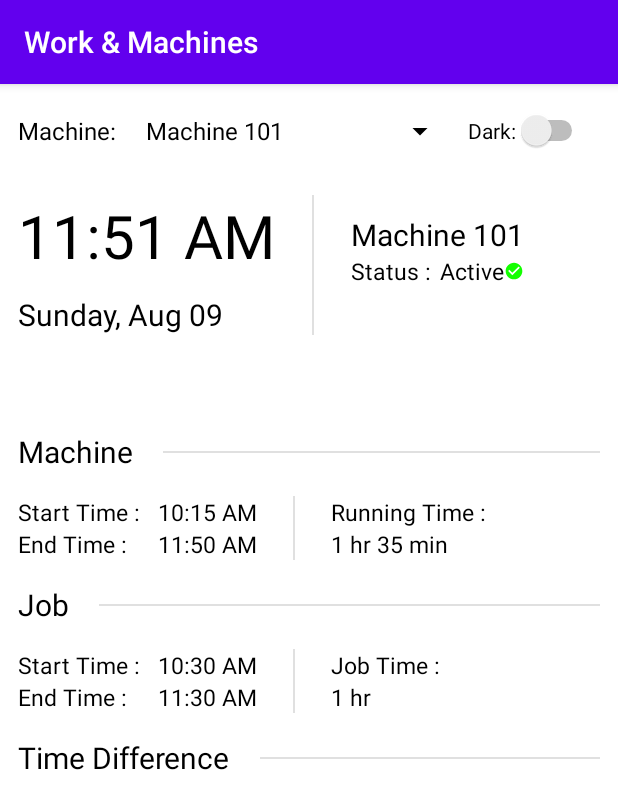
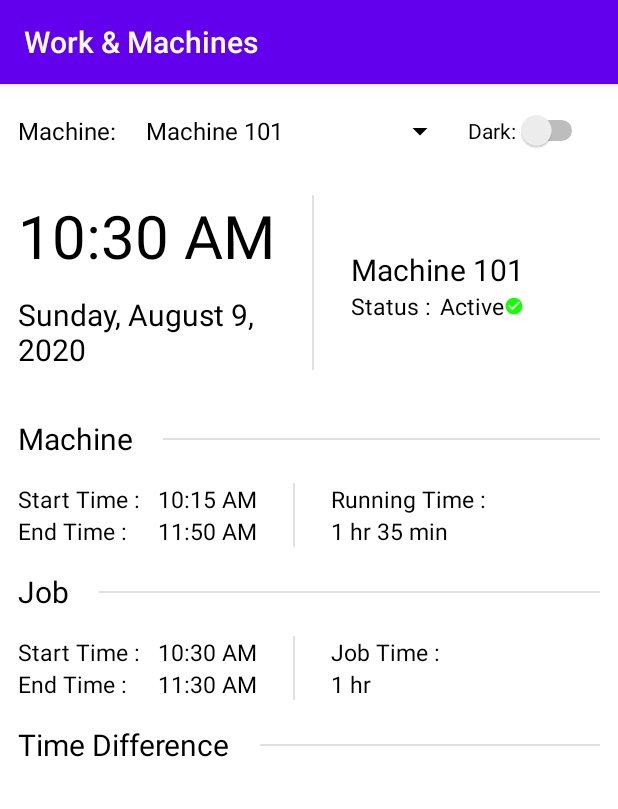
Before and after one commit to Sadique-Ilyas/Work-and-Machines, an Android app: the screen it shows after launch (MainActivity), on a phone screen of 412 x 824 dp. Shown: the top 809 px of the screen. Run offline under Robolectric (Android 15) with nearby library versions, the light colour scheme and no system bars.

Commit message:
[initial commit]

```diff
--- a/app/src/main/java/com/example/workmachines/MainActivity.java
+++ b/app/src/main/java/com/example/workmachines/MainActivity.java
@@ -1,48 +1,90 @@
 package com.example.workmachines;
 
-import android.content.Intent;
 import android.os.Bundle;
 import android.widget.ArrayAdapter;
 import android.widget.CompoundButton;
 import android.widget.Spinner;
 import android.widget.Switch;
+import android.widget.TextView;
+import android.widget.Toast;
 
 import androidx.appcompat.app.AppCompatActivity;
 import androidx.appcompat.app.AppCompatDelegate;
 
-import java.util.Arrays;
+import java.text.DateFormat;
+import java.util.Calendar;
 
 public class MainActivity extends AppCompatActivity {
     private Spinner spinner;
     private Switch darkSwitch;
+    private TextView time, date;
+    private Calendar calendar;
 
     @Override
-    protected void onCreate(Bundle savedInstanceState) {
+    protected void onCreate(final Bundle savedInstanceState) {
+        if (AppCompatDelegate.getDefaultNightMode() == AppCompatDelegate.MODE_NIGHT_YES) {
+            setTheme(R.style.DarkTheme);
+        } else setTheme(R.style.AppTheme);
         super.onCreate(savedInstanceState);
         setContentView(R.layout.activity_main);
 
+        System.out.println("---------------------------------------------------------------");
+        System.out.println("------------------------ON CREATE CALLED ----------------------");
+
         darkSwitch = findViewById(R.id.darkSwitch);
         spinner = findViewById(R.id.machineSpinner);
-
-        final String[] spnvalues = {"Machine 101", "Machine 102", "Add Machine..."};
-        ArrayAdapter arrayAdapter = new ArrayAdapter(MainActivity.this, android.R.layout.simple_spinner_dropdown_item, Arrays.asList(spnvalues));
-        spinner.setAdapter(arrayAdapter);
+        time = findViewById(R.id.text_view_time);
+        date = findViewById(R.id.text_view_date);
 
         if (AppCompatDelegate.getDefaultNightMode() == AppCompatDelegate.MODE_NIGHT_YES) {
             darkSwitch.setChecked(true);
+            System.out.println("---------------------------------------------------------------");
+            System.out.println("------------------------CHECKED----------------------");
         }
+
+        Thread thread = new Thread() {
+            @Override
+            public void run() {
+                try {
+                    while (!isInterrupted()) {
+                        Thread.sleep(1000);
+                        runOnUiThread(new Runnable() {
+                            @Override
+                            public void run() {
+                                calendar = Calendar.getInstance();
+                                String myTime = DateFormat.getTimeInstance(DateFormat.DATE_FIELD).format(calendar.getTime());
+                                String myDate = DateFormat.getDateInstance(DateFormat.FULL).format(calendar.getTime());
+                                time.setText(myTime);
+                                date.setText(myDate);
+                            }
+                        });
+                    }
+                } catch (Exception e) {
+                    Toast.makeText(MainActivity.this, e.getMessage(), Toast.LENGTH_SHORT).show();
+                }
+            }
+        };
+        thread.start();
+
+
+        final String[] spinnerValues = {"Machine 101", "Machine 102", "Add Machine..."};
+
+        ArrayAdapter<String> arrayAdapter = new ArrayAdapter<>(MainActivity.this, android.R.layout.simple_spinner_dropdown_item, spinnerValues);
+        spinner.setAdapter(arrayAdapter);
 
         darkSwitch.setOnCheckedChangeListener(new CompoundButton.OnCheckedChangeListener() {
             @Override
             public void onCheckedChanged(CompoundButton buttonView, boolean isChecked) {
                 if (isChecked) {
                     AppCompatDelegate.setDefaultNightMode(AppCompatDelegate.MODE_NIGHT_YES);
+                    getDelegate().applyDayNight();
+                    System.out.println("---------------------------------------------------------------");
+                    System.out.println("--------------------AGAIN ON CREATE CALLED ----------------------");
+                    System.out.println("---------------------------------------------------------------");
                 } else {
                     AppCompatDelegate.setDefaultNightMode(AppCompatDelegate.MODE_NIGHT_NO);
+                    getDelegate().applyDayNight();
                 }
-                startActivity(new Intent(getApplicationContext(), MainActivity.class));
-                finish();
-
             }
         });
     }
--- a/app/src/main/res/layout/activity_main.xml
+++ b/app/src/main/res/layout/activity_main.xml
@@ -4,7 +4,7 @@
     xmlns:tools="http://schemas.android.com/tools"
     android:layout_width="match_parent"
     android:layout_height="match_parent"
-    android:background="@color/lightBackground"
+    android:background="?attr/darkBackground"
     tools:context=".MainActivity">
 
     <TextView
@@ -12,7 +12,7 @@
         android:layout_width="0dp"
         android:layout_height="wrap_content"
         android:text="End Time : "
-        android:textColor="@color/textColor"
+        android:textColor="?attr/textColor"
         android:textSize="15sp"
         app:layout_constraintEnd_toEndOf="@+id/textView8"
         app:layout_constraintStart_toStartOf="@+id/guideline"
@@ -23,7 +23,7 @@
         android:layout_width="0dp"
         android:layout_height="wrap_content"
         android:text="End Time : "
-        android:textColor="@color/textColor"
+        android:textColor="?attr/textColor"
         android:textSize="15sp"
         app:layout_constraintEnd_toEndOf="@+id/textView10"
         app:layout_constraintStart_toStartOf="@+id/textView10"
@@ -35,7 +35,7 @@
         android:layout_height="wrap_content"
         android:layout_marginTop="16dp"
         android:text="Start Time : "
-        android:textColor="@color/textColor"
+        android:textColor="?attr/textColor"
         android:textSize="15sp"
         app:layout_constraintStart_toStartOf="@+id/guideline"
         app:layout_constraintTop_toBottomOf="@+id/textView6" />
@@ -46,7 +46,7 @@
         android:layout_height="wrap_content"
         android:layout_marginTop="32dp"
         android:text="11:51 AM"
-        android:textColor="@color/textColor"
+        android:textColor="?attr/textColor"
         android:textSize="40sp"
         app:layout_constraintStart_toStartOf="@+id/guideline"
         app:layout_constraintTop_toBottomOf="@+id/textView18" />
@@ -57,7 +57,7 @@
         android:layout_height="wrap_content"
         android:layout_marginTop="12dp"
         android:text="Sunday, Aug 09"
-        android:textColor="@color/textColor"
+        android:textColor="?attr/textColor"
         android:textSize="20sp"
         app:layout_constraintEnd_toEndOf="@+id/text_view_time"
         app:layout_constraintStart_toStartOf="@+id/guideline"
@@ -67,9 +67,9 @@
         android:id="@+id/textView3"
         android:layout_width="0dp"
         android:layout_height="wrap_content"
-        android:layout_marginTop="64dp"
+        android:layout_marginTop="32dp"
         android:text="Machine"
-        android:textColor="@color/textColor"
+        android:textColor="?attr/textColor"
         android:textSize="20sp"
         app:layout_constraintStart_toStartOf="@+id/guideline"
         app:layout_constraintTop_toBottomOf="@+id/text_view_date" />
@@ -80,7 +80,7 @@
         android:layout_height="1dp"
         android:layout_marginLeft="20dp"
         android:background="?android:attr/listDivider"
-        android:backgroundTint="@color/textColor"
+        android:backgroundTint="?attr/tintColor"
         app:layout_constraintBottom_toBottomOf="@+id/textView3"
         app:layout_constraintEnd_toStartOf="@+id/guideline3"
         app:layout_constraintStart_toEndOf="@+id/textView3"
@@ -92,7 +92,7 @@
         android:layout_height="wrap_content"
         android:layout_marginTop="16dp"
         android:text="Job"
-        android:textColor="@color/textColor"
+        android:textColor="?attr/textColor"
         android:textSize="20sp"
         app:layout_constraintStart_toStartOf="@+id/guideline"
         app:layout_constraintTop_toBottomOf="@+id/textView11" />
@@ -103,7 +103,7 @@
         android:layout_height="1dp"
         android:layout_marginLeft="20sp"
         android:background="?android:attr/listDivider"
-        android:backgroundTint="@color/textColor"
+        android:backgroundTint="?attr/tintColor"
         app:layout_constraintBottom_toBottomOf="@+id/textView6"
         app:layout_constraintEnd_toStartOf="@+id/guideline3"
         app:layout_constraintStart_toEndOf="@+id/textView6"
@@ -115,7 +115,7 @@
         android:layout_height="wrap_content"
         android:layout_marginTop="16dp"
         android:text="Time Difference"
-        android:textColor="@color/textColor"
+        android:textColor="?attr/textColor"
         android:textSize="20sp"
         app:layout_constraintBottom_toTopOf="@+id/guideline4"
         app:layout_constraintStart_toStartOf="@+id/textView6"
@@ -129,7 +129,7 @@
         android:layout_marginStart="20dp"
         android:layout_marginLeft="20dp"
         android:background="?android:attr/listDivider"
-        android:backgroundTint="@color/textColor"
+        android:backgroundTint="?attr/tintColor"
         app:layout_constraintBottom_toBottomOf="@+id/textView7"
         app:layout_constraintEnd_toStartOf="@+id/guideline3"
         app:layout_constraintStart_toEndOf="@+id/textView7"
@@ -141,7 +141,7 @@
         android:layout_height="wrap_content"
         android:layout_marginTop="16dp"
         android:text="Start Time : "
-        android:textColor="@color/textColor"
+        android:textColor="?attr/textColor"
         android:textSize="15sp"
         app:layout_constrainedWidth="true"
         app:layout_constraintStart_toStartOf="@+id/guideline"
@@ -152,7 +152,7 @@
         android:layout_width="1dp"
         android:layout_height="0dp"
         android:background="?android:attr/listDivider"
-        android:backgroundTint="@color/textColor"
+        android:backgroundTint="?attr/tintColor"
         app:layout_constraintBottom_toBottomOf="@+id/text_view_date"
         app:layout_constraintEnd_toStartOf="@+id/text_view_machineName"
         app:layout_constraintStart_toEndOf="@+id/text_view_time"
@@ -163,7 +163,7 @@
         android:layout_width="wrap_content"
         android:layout_height="wrap_content"
         android:text="Machine 101"
-        android:textColor="@color/textColor"
+        android:textColor="?attr/textColor"
         android:textSize="20sp"
         app:layout_constraintBottom_toTopOf="@+id/textView5"
         app:layout_constraintEnd_toStartOf="@+id/guideline3"
@@ -177,7 +177,7 @@
         android:layout_height="wrap_content"
         android:layout_marginBottom="32dp"
         android:text="Status : "
-        android:textColor="@color/textColor"
+        android:textColor="?attr/textColor"
         android:textSize="15sp"
         app:layout_constraintBottom_toBottomOf="@+id/divider4"
         app:layout_constraintStart_toStartOf="@+id/text_view_machineName" />
@@ -189,7 +189,7 @@
         android:layout_marginStart="2dp"
         android:layout_marginLeft="2dp"
         android:text="Active"
-        android:textColor="@color/textColor"
+        android:textColor="?attr/textColor"
         android:textSize="15sp"
         app:layout_constraintBottom_toBottomOf="@+id/textView5"
         app:layout_constraintStart_toEndOf="@+id/textView5"
@@ -213,7 +213,7 @@
         android:layout_marginStart="8dp"
         android:layout_marginLeft="8dp"
         android:text="10:15 AM"
-        android:textColor="@color/textColor"
+        android:textColor="?attr/textColor"
         android:textSize="15sp"
         app:layout_constraintBottom_toBottomOf="@+id/textView8"
         app:layout_constraintStart_toEndOf="@+id/textView8"
@@ -226,7 +226,7 @@
         android:layout_marginStart="8dp"
         android:layout_marginLeft="8dp"
         android:text="10:30 AM"
-        android:textColor="@color/textColor"
+        android:textColor="?attr/textColor"
         android:textSize="15sp"
         app:layout_constraintBottom_toBottomOf="@+id/textView10"
         app:layout_constraintEnd_toEndOf="parent"
@@ -240,7 +240,7 @@
         android:layout_width="0dp"
         android:layout_height="0dp"
         android:text="11:30 AM"
-        android:textColor="@color/textColor"
+        android:textColor="?attr/textColor"
         android:textSize="15sp"
         app:layout_constraintBottom_toBottomOf="@+id/textView12"
         app:layout_constraintEnd_toEndOf="@+id/machine_start_time2"
@@ -254,7 +254,7 @@
         android:layout_width="0dp"
         android:layout_height="0dp"
         android:text="11:50 AM"
-        android:textColor="@color/textColor"
+        android:textColor="?attr/textColor"
         android:textSize="15sp"
         app:layout_constraintBottom_toBottomOf="@+id/textView11"
         app:layout_constraintEnd_toEndOf="@+id/machine_start_time"
@@ -298,7 +298,7 @@
         android:layout_marginStart="24dp"
         android:layout_marginLeft="24dp"
         android:text="Running Time : "
-        android:textColor="@color/textColor"
+        android:textColor="?attr/textColor"
         android:textSize="15sp"
         app:layout_constraintBottom_toBottomOf="@+id/machine_start_time"
         app:layout_constraintStart_toEndOf="@+id/divider5"
@@ -312,7 +312,7 @@
         android:layout_marginStart="24dp"
         android:layout_marginLeft="24dp"
         android:text="Job Time : "
-        android:textColor="@color/textColor"
+        android:textColor="?attr/textColor"
         android:textSize="15sp"
         app:layout_constraintBottom_toBottomOf="@+id/machine_start_time2"
         app:layout_constraintStart_toEndOf="@+id/divider6"
@@ -323,7 +323,7 @@
         android:layout_width="0dp"
         android:layout_height="wrap_content"
         android:text="1 hr 35 min"
-        android:textColor="@color/textColor"
+        android:textColor="?attr/textColor"
         android:textSize="15sp"
         app:layout_constraintStart_toStartOf="@+id/textView13"
         app:layout_constraintTop_toBottomOf="@+id/textView13" />
@@ -333,7 +333,7 @@
         android:layout_width="0dp"
         android:layout_height="wrap_content"
         android:text="1 hr"
-        android:textColor="@color/textColor"
+        android:textColor="?attr/textColor"
         android:textSize="15sp"
         app:layout_constraintHorizontal_bias="1.0"
         app:layout_constraintStart_toStartOf="@+id/textView16"
@@ -346,7 +346,7 @@
         android:layout_marginStart="24dp"
         android:layout_marginLeft="24dp"
         android:background="?android:attr/listDivider"
-        android:backgroundTint="@color/textColor"
+        android:backgroundTint="?attr/tintColor"
         app:layout_constraintBottom_toBottomOf="@+id/textView2"
         app:layout_constraintStart_toEndOf="@+id/machine_start_time"
         app:layout_constraintTop_toTopOf="@+id/machine_start_time" />
@@ -358,7 +358,7 @@
         android:layout_marginStart="24dp"
         android:layout_marginLeft="24dp"
         android:background="?android:attr/listDivider"
-        android:backgroundTint="@color/textColor"
+        android:backgroundTint="?attr/tintColor"
         app:layout_constraintBottom_toBottomOf="@+id/machine_start_time3"
         app:layout_constraintStart_toEndOf="@+id/machine_start_time2"
         app:layout_constraintTop_toTopOf="@+id/machine_start_time2" />
@@ -370,8 +370,9 @@
         android:layout_marginStart="8dp"
         android:layout_marginLeft="8dp"
         android:layout_marginEnd="8dp"
+        android:backgroundTint="?attr/tintColor"
         android:layout_marginRight="8dp"
-        android:backgroundTint="@color/textColor"
+        android:popupBackground="?attr/darkBackground"
         app:layout_constraintBottom_toBottomOf="@+id/textView18"
         app:layout_constraintEnd_toStartOf="@+id/darkSwitch"
         app:layout_constraintStart_toEndOf="@+id/textView18"
@@ -383,7 +384,7 @@
         android:layout_height="wrap_content"
         android:layout_marginTop="8dp"
         android:text="Machine: "
-        android:textColor="@color/textColor"
+        android:textColor="?attr/textColor"
         android:textSize="16sp"
         app:layout_constraintStart_toStartOf="@+id/guideline"
         app:layout_constraintTop_toTopOf="@+id/guideline2" />
@@ -395,7 +396,7 @@
         android:layout_marginEnd="8dp"
         android:layout_marginRight="8dp"
         android:text="Dark:"
-        android:textColor="@color/textColor"
+        android:textColor="?attr/textColor"
         app:layout_constraintBottom_toBottomOf="@+id/machineSpinner"
         app:layout_constraintEnd_toStartOf="@+id/guideline3"
         app:layout_constraintTop_toTopOf="@+id/machineSpinner" />
--- a/app/src/main/res/values-night/colors.xml
+++ /dev/null
@@ -1,8 +0,0 @@
-<?xml version="1.0" encoding="utf-8"?>
-<resources>
-    <color name="colorPrimary">#000000</color>
-    <color name="colorPrimaryDark">#000000</color>
-    <color name="colorAccent">#03DAC5</color>
-    <color name="lightBackground">#000000</color>
-    <color name="textColor">#ffffff</color>
-</resources>
--- a/app/src/main/res/values-night/strings.xml
+++ /dev/null
@@ -1,3 +0,0 @@
-<resources>
-    <string name="app_name">Work &amp; Machines</string>
-</resources>
--- /dev/null
+++ b/app/src/main/res/values/attrs.xml
@@ -0,0 +1,8 @@
+<?xml version="1.0" encoding="utf-8"?>
+<resources>
+    <declare-styleable name="ds">
+        <attr name="darkBackground" format="color" />
+        <attr name="textColor" format="color" />
+        <attr name="tintColor" format="color" />
+    </declare-styleable>
+</resources>
--- a/app/src/main/res/values/colors.xml
+++ b/app/src/main/res/values/colors.xml
@@ -3,6 +3,4 @@
     <color name="colorPrimary">#6200EE</color>
     <color name="colorPrimaryDark">#3700B3</color>
     <color name="colorAccent">#03DAC5</color>
-    <color name="lightBackground">#ffffff</color>
-    <color name="textColor">#000000</color>
 </resources>
--- a/app/src/main/res/values/styles.xml
+++ b/app/src/main/res/values/styles.xml
@@ -1,17 +1,23 @@
 <resources>
     <!-- Base application theme. -->
-    <style name="AppTheme" parent="Theme.AppCompat.Light.DarkActionBar">
+    <style name="AppTheme" parent="Theme.AppCompat.DayNight.DarkActionBar">
         <!-- Customize your theme here. -->
         <item name="colorPrimary">@color/colorPrimary</item>
         <item name="colorPrimaryDark">@color/colorPrimaryDark</item>
         <item name="colorAccent">@color/colorAccent</item>
+        <item name="darkBackground">#ffffff</item>
+        <item name="textColor">#000000</item>
+        <item name="tintColor">#000000</item>
     </style>
 
-    <style name="DarkTheme" parent="Theme.AppCompat.Light.DarkActionBar">
+    <style name="DarkTheme" parent="Theme.AppCompat.DayNight.DarkActionBar">
         <!-- Customize your theme here. -->
         <item name="colorPrimary">#000000</item>
         <item name="colorPrimaryDark">#000000</item>
-        <item name="colorAccent">#03DAC5</item>
+        <item name="colorAccent">@color/colorAccent</item>
+        <item name="darkBackground">#000000</item>
+        <item name="textColor">#ffffff</item>
+        <item name="tintColor">#ffffff</item>
     </style>
 
 </resources>
```
